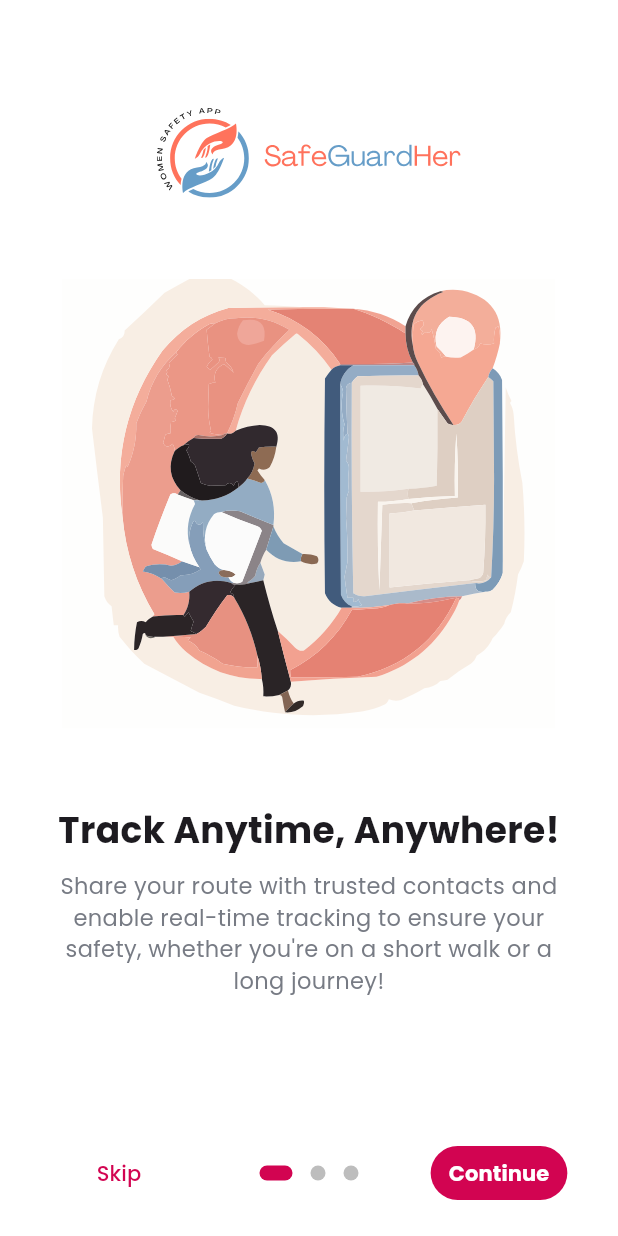
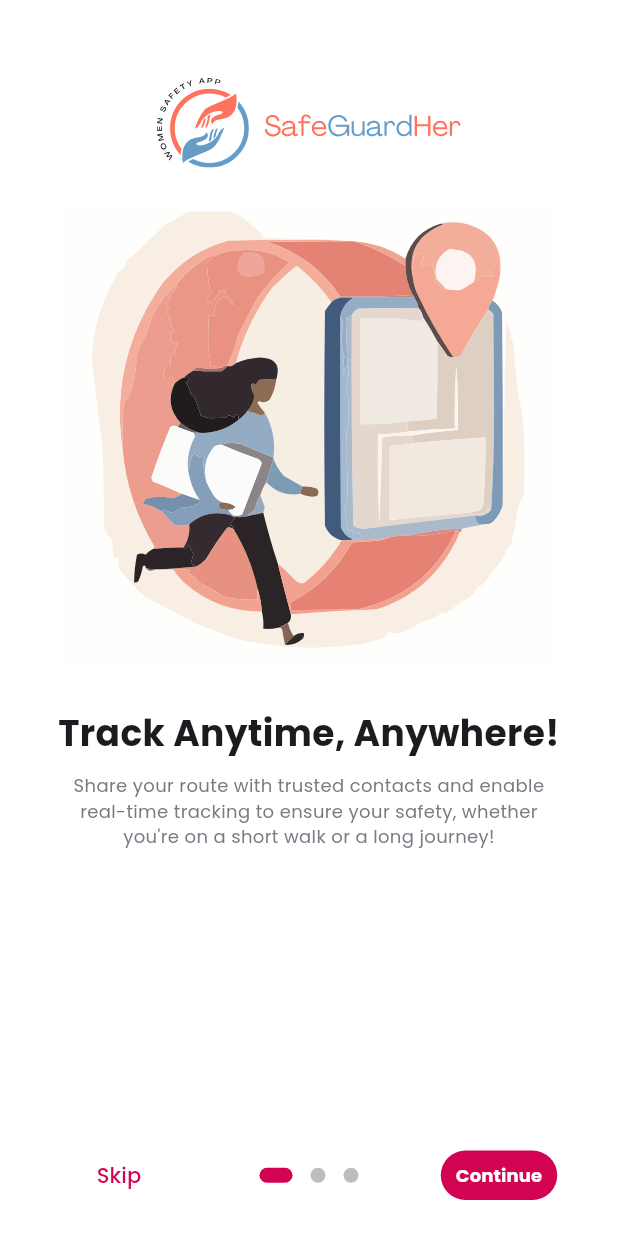
Before and after one commit to fariaislam04/SafeGuardHer-Women-Safety-App, a Flutter app: the screen it shows after launch, on a phone screen of 412 x 824 dp. Run offline on Flutter 3.47's test engine with Material 3 defaults, Android fonts, the phone set to English and light mode, and no system bars; drawn by our look-alikes of introduction_screen; our stand-ins replace avatar_glow, awesome_notifications, badges, camera, cloud_firestore, contacts_service and 19 more; missing offline and left inert: awesome_ripple_animation, background_sms, dart:ffi, emailjs, flutter_phone_direct_caller, mic_stream and 2 more; accounts and stored records are empty.

Commit message:
feat: live location tracking [fix track others screen dialog issue]

```diff
--- a/lib/models/emergency_contact_model.dart
+++ b/lib/models/emergency_contact_model.dart
@@ -23,7 +23,7 @@ class EmergencyContact {
       number: data['emergency_contact_number'] ?? '',
       profilePic:
           (data['emergency_contact_profile_pic'] as String?)?.isEmpty ?? true
-              ? 'assets/placeholders/default_profile_pic.png'
+              ? 'https://firebasestorage.googleapis.com/v0/b/safeguardher-app.appspot.com/o/profile_pics%2F01719958727%2F1000007043.png?alt=media&token=34a85510-d1e2-40bd-b84b-5839bef880bc'
               : data['emergency_contact_profile_pic'],
     );
   }
--- a/lib/models/user_model.dart
+++ b/lib/models/user_model.dart
@@ -34,7 +34,7 @@ class User {
     return User(
       name: 'User',
       pwd: '',
-      profilePic: 'assets/placeholders/default_profile_pic.png',
+      profilePic: 'https://firebasestorage.googleapis.com/v0/b/safeguardher-app.appspot.com/o/profile_pics%2F01719958727%2F1000007043.png?alt=media&token=34a85510-d1e2-40bd-b84b-5839bef880bc',
       email: '',
       dob: '',
       emergencyContacts: [],
@@ -50,7 +50,7 @@ class User {
     return User(
       name: data['name'] ?? 'User',
       pwd: data['pwd'] ?? '',
-      profilePic: data['profilePicUrl'] ?? 'assets/placeholders/default_profile_pic.png',
+      profilePic: data['profilePicUrl'] ?? 'https://firebasestorage.googleapis.com/v0/b/safeguardher-app.appspot.com/o/profile_pics%2F01719958727%2F1000007043.png?alt=media&token=34a85510-d1e2-40bd-b84b-5839bef880bc',
       email: data['email'] ?? '',
       dob: data['DOB'] ?? '',
       emergencyContacts: (data['emergency_contacts'] as List<dynamic>? ?? [])
--- a/lib/screens/auth_screen/login_screen/login_screen.dart
+++ b/lib/screens/auth_screen/login_screen/login_screen.dart
@@ -15,6 +15,7 @@ class LoginScreen extends StatelessWidget {
   @override
   Widget build(BuildContext context) {
     return Scaffold(
+      backgroundColor: Colors.white,
       body: Center(
         child: SingleChildScrollView(
           child: Padding(
--- a/lib/screens/edit_profile_screen/edit_profile_screen.dart
+++ b/lib/screens/edit_profile_screen/edit_profile_screen.dart
@@ -217,7 +217,7 @@ class _EditProfileScreenState extends ConsumerState<EditProfileScreen> {
         'name': _nameController.text,
         'email': _emailController.text,
         if (_newPasswordController.text.isNotEmpty) 'pwd': _newPasswordController.text,
-        if (imageUrl != null) 'profilePic': imageUrl,
+        if (imageUrl != null) 'profilePicUrl': imageUrl,
       });
 
       ScaffoldMessenger.of(context).showSnackBar(
--- a/lib/screens/onboarding_screen/onboarding_screen.dart
+++ b/lib/screens/onboarding_screen/onboarding_screen.dart
@@ -10,9 +10,9 @@ class OnboardingScreen extends StatelessWidget {
     PageViewModel(
       titleWidget: Column(
         children: [
-          const SizedBox(height: 40),
+          const SizedBox(height: 20),
           SvgPicture.asset('assets/logos/logo.svg', height: 60),
-          const SizedBox(height: 30),
+          const SizedBox(height: 5),
         ],
       ),
       bodyWidget: Column(
@@ -20,10 +20,11 @@ class OnboardingScreen extends StatelessWidget {
         children: [
           SvgPicture.asset('assets/illustrations/Onboarding01.svg',
               height: 300),
-          const SizedBox(height: 50),
+          const SizedBox(height: 30),
           const Text(
             "Track Anytime, Anywhere!",
             style: TextStyle(fontSize: 24, fontWeight: FontWeight.bold),
+            textAlign: TextAlign.center,
           ),
           const SizedBox(height: 10),
           Container(
@@ -32,7 +33,7 @@ class OnboardingScreen extends StatelessWidget {
               "Share your route with trusted contacts and enable real-time tracking to ensure your safety, whether you're on a short walk or a long journey!",
               textAlign: TextAlign.center,
               style: TextStyle(
-                  fontSize: 15,
+                  fontSize: 12,
                   fontFamily: 'Poppins',
                   color: AppColors.textSecondary),
             ),
@@ -43,9 +44,9 @@ class OnboardingScreen extends StatelessWidget {
     PageViewModel(
       titleWidget: Column(
         children: [
-          const SizedBox(height: 40),
+          const SizedBox(height: 20),
           SvgPicture.asset('assets/logos/logo.svg', height: 60),
-          const SizedBox(height: 20),
+          const SizedBox(height: 5),
         ],
       ),
       bodyWidget: Column(
@@ -53,11 +54,11 @@ class OnboardingScreen extends StatelessWidget {
         children: [
           SvgPicture.asset('assets/illustrations/Onboarding02.svg',
               height: 300),
-          const SizedBox(height: 50),
+          const SizedBox(height: 7),
           const Text(
             "Instantly Inform Emergency Contacts by One Single Press!",
             textAlign: TextAlign.center,
-            style: TextStyle(fontSize: 24, fontWeight: FontWeight.bold),
+            style: TextStyle(fontSize: 18, fontWeight: FontWeight.bold),
           ),
           const SizedBox(height: 10),
           Container(
@@ -66,7 +67,7 @@ class OnboardingScreen extends StatelessWidget {
               "With just a single press, send an emergency alert to your pre-selected contacts, sharing your real-time location and a distress signal for immediate assistance",
               textAlign: TextAlign.center,
               style: TextStyle(
-                fontSize: 15,
+                fontSize: 12,
                 color: Color(0xFF777B84), // Hex color
               ),
             ),
@@ -77,7 +78,7 @@ class OnboardingScreen extends StatelessWidget {
     PageViewModel(
       titleWidget: Column(
         children: [
-          const SizedBox(height: 40),
+          const SizedBox(height: 20),
           SvgPicture.asset('assets/logos/logo.svg', height: 60),
           const SizedBox(height: 0),
         ],
@@ -87,7 +88,7 @@ class OnboardingScreen extends StatelessWidget {
         children: [
           SvgPicture.asset('assets/illustrations/Onboarding03.svg',
               height: 300),
-          const SizedBox(height: 50),
+          const SizedBox(height: 10),
           const Text(
             "View Safe Locations While Travelling!",
             textAlign: TextAlign.center,
@@ -97,10 +98,11 @@ class OnboardingScreen extends StatelessWidget {
           Container(
             padding: const EdgeInsets.symmetric(horizontal: 20),
             child: const Text(
-              "Find and navigate to nearby safe zones marked on the map to ensure a secure journey. Access real-time information about well-lit areas, police stations, and trusted public spaces to enhance your safety on the go.",
+              "Find and navigate to nearby unsafe zones marked on the map to "
+                  "ensure a secure journey. Access real-time information about public spaces to enhance your safety on the go.",
               textAlign: TextAlign.center,
               style: TextStyle(
-                fontSize: 15,
+                fontSize: 12,
                 color: Color(0xFF777B84), // Hex color
               ),
             ),
@@ -134,7 +136,7 @@ class OnboardingScreen extends StatelessWidget {
         ),
       ),
       next: Container(
-        padding: const EdgeInsets.symmetric(horizontal: 12, vertical: 8),
+        padding: const EdgeInsets.symmetric(horizontal: 10, vertical: 8),
         decoration: BoxDecoration(
           color: const Color(0xFFD20451), // Cool background color
           borderRadius: BorderRadius.circular(20), // Rounded corners
@@ -144,6 +146,7 @@ class OnboardingScreen extends StatelessWidget {
           style: TextStyle(
             color: Colors.white, // Text color
             fontWeight: FontWeight.bold,
+            fontSize: 12
           ),
         ),
       ),
--- a/lib/widgets/custom_widgets/track_me_countdown_widget.dart
+++ b/lib/widgets/custom_widgets/track_me_countdown_widget.dart
@@ -61,7 +61,7 @@ class _TrackMeCountdownWidgetState extends State<TrackMeCountdownWidget> {
   @override
   Widget build(BuildContext context) {
     return Container(
-      height: 145.0,
+      height: 150.0,
       padding: const EdgeInsets.all(15.0),
       decoration: BoxDecoration(
         borderRadius: BorderRadius.circular(10.0),
--- a/lib/widgets/notifications/notification_widget.dart
+++ b/lib/widgets/notifications/notification_widget.dart
@@ -58,7 +58,8 @@ class NotificationWidget extends ConsumerWidget {
                   radius: 30.0,
                   backgroundImage: panickedPersonProfilePic.isNotEmpty
                       ? NetworkImage(panickedPersonProfilePic)
-                      : const AssetImage('assets/placeholders/default_profile_pic.png') as ImageProvider,
+                      : const NetworkImage
+                    ('https://firebasestorage.googleapis.com/v0/b/safeguardher-app.appspot.com/o/profile_pics%2F01719958727%2F1000007043.png?alt=media&token=34a85510-d1e2-40bd-b84b-5839bef880bc'),
                 ),
               ),
             ),
@@ -104,7 +105,7 @@ class NotificationWidget extends ConsumerWidget {
               mainAxisAlignment: MainAxisAlignment.center,
               children: [
                 const Text(
-                  "Safety Code",
+                  "Safe Code",
                   style: TextStyle(
                     color: Colors.white,
                     fontFamily: 'Poppins',
```
Also changed, not shown: lib/screens/tracking_screen/track_others_bottom_drawer.dart (+27 -34 lines), lib/screens/tracking_screen/track_others_screen.dart (+69 -15 lines), lib/widgets/custom_widgets/track_others_app_bar.dart (+33 -8 lines), lib/screens/map_screen/map_screen.dart (line endings or trailing spaces), lib/widgets/custom_widgets/track_others_notification_widget.dart (added), 1 other file.
